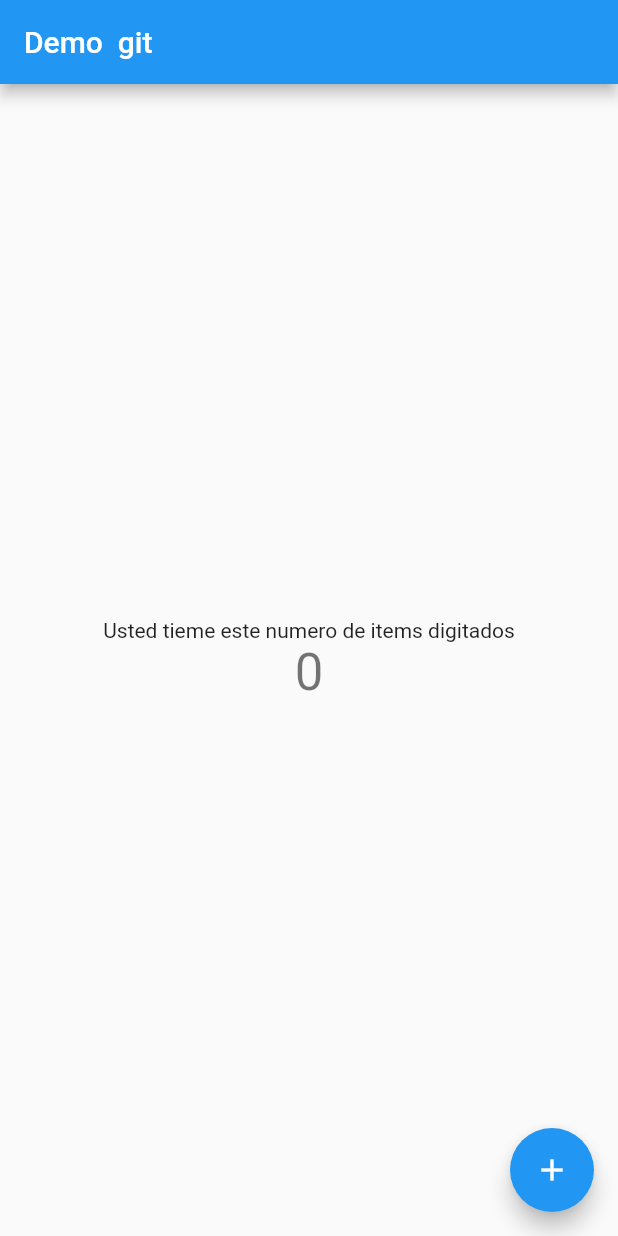
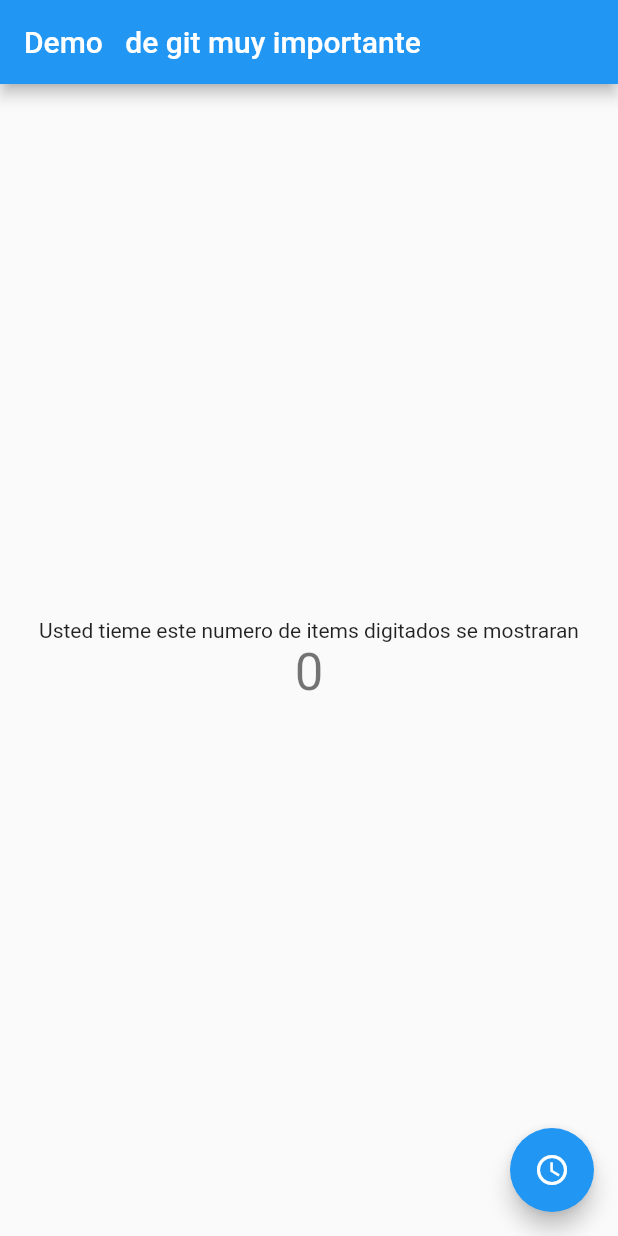
Before and after one commit to Karlocrb/git, a Flutter app: the screen it shows after launch, on a phone screen of 412 x 824 dp. Run offline on Flutter 3.47's test engine with Material 2 defaults, Android fonts, the phone set to English and light mode, and no system bars.

Commit message:
Cambios Multiples

```diff
--- a/lib/main.dart
+++ b/lib/main.dart
@@ -12,7 +12,7 @@ class MyApp extends StatelessWidget {
 
         primarySwatch: Colors.blue,
       ),
-      home: MyHomePage(title: 'Demo  git'),
+      home: MyHomePage(title: 'Demo   de git muy importante'),
     );
   }
 }
@@ -58,7 +58,7 @@ class _MyHomePageState extends State<MyHomePage> {
           mainAxisAlignment: MainAxisAlignment.center,
           children: <Widget>[
             Text(
-              'Usted tieme este numero de items digitados',
+              'Usted tieme este numero de items digitados se mostraran',
             ),
             Text(
               '$_counter',
@@ -70,7 +70,7 @@ class _MyHomePageState extends State<MyHomePage> {
       floatingActionButton: FloatingActionButton(
         onPressed: _incrementCounter,
         tooltip: 'Incrementos',
-        child: Icon(Icons.add),
+        child: Icon(Icons.access_time),
       ), // This trailing comma makes auto-formatting nicer for build methods.
     );
   }
```
